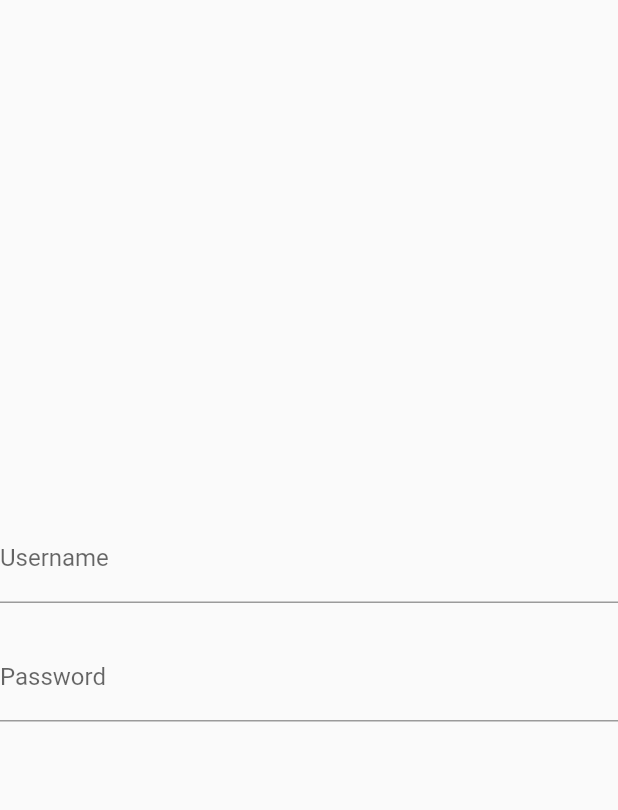
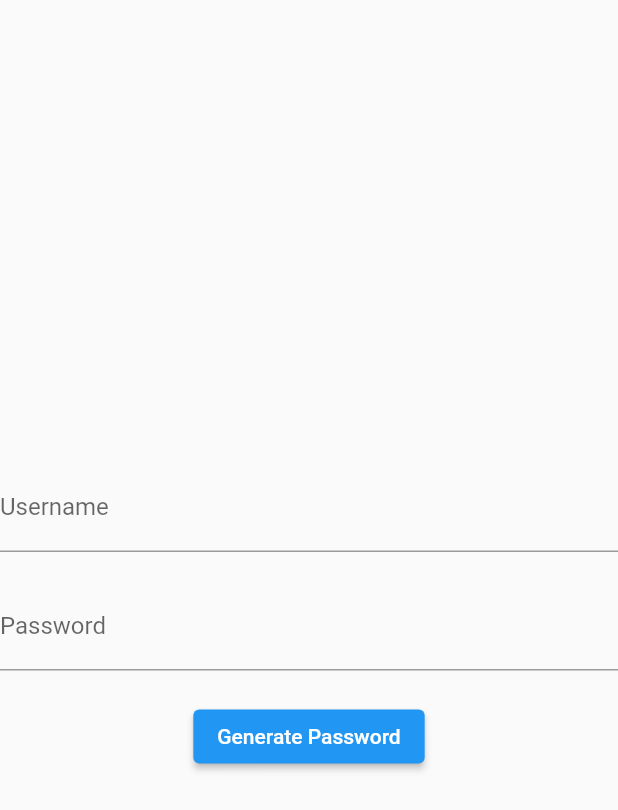
Before and after one commit to vikilinho/passwordchecker, a Flutter app: the screen it shows after launch, on a phone screen of 412 x 824 dp. Shown: the top 810 px of the screen. Run offline on Flutter 3.47's test engine with Material 2 defaults, Android fonts, the phone set to English and light mode, and no system bars.

Commit message:
password generator

```diff
--- a/lib/home.dart
+++ b/lib/home.dart
@@ -1,4 +1,6 @@
 import 'package:flutter/material.dart';
+import 'package:passwordchecker/main.dart';
+import 'package:passwordchecker/password_generator.dart';
 
 class Home extends StatefulWidget {
   const Home({super.key});
@@ -11,6 +13,9 @@ class _HomeState extends State<Home> {
   late String _password;
   double passwordStrength = 0;
   String passwordInfo = "";
+  final TextEditingController _usernamecontroller = TextEditingController();
+  final TextEditingController _passwordcontroller = TextEditingController()
+    ..text = passwordText;
 
   RegExp numReg = RegExp(r".*[0-9].*");
   RegExp letterReg = RegExp(r".*[A-Za-z].*");
@@ -34,19 +39,28 @@ class _HomeState extends State<Home> {
           mainAxisAlignment: MainAxisAlignment.center,
           // ignore: prefer_const_literals_to_create_immutables
           children: [
-            const TextField(
-              decoration: InputDecoration(
+            TextField(
+              controller: _usernamecontroller,
+              decoration: const InputDecoration(
                 label: Text("Username"),
               ),
             ),
             const SizedBox(
               height: 20,
             ),
-            const TextField(
-              decoration: InputDecoration(
+            // ignore: prefer_const_constructors
+            TextField(
+              controller: _passwordcontroller,
+              decoration: const InputDecoration(
                 label: Text("Password"),
               ),
-            )
+            ),
+            const SizedBox(
+              height: 20,
+            ),
+            ElevatedButton(
+                onPressed: () => generatePassword(true, true, true, true, 10),
+                child: const Text("Generate Password"))
           ],
         ),
       ),
--- a/lib/main.dart
+++ b/lib/main.dart
@@ -1,5 +1,7 @@
 import 'package:flutter/material.dart';
 import 'package:passwordchecker/home.dart';
+
+var passwordText = "";
 
 void main() {
   runApp(const MyApp());
--- a/lib/password_generator.dart
+++ b/lib/password_generator.dart
@@ -1,3 +1,4 @@
+import 'dart:developer' as logg;
 import 'dart:math';
 
 String generatePassword(bool includeLowercase, bool includeNumbers,
@@ -24,6 +25,6 @@ String generatePassword(bool includeLowercase, bool includeNumbers,
     password += allowedChars[randomInt];
     i++;
   }
-
+  logg.log(password);
   return password;
 }
```
